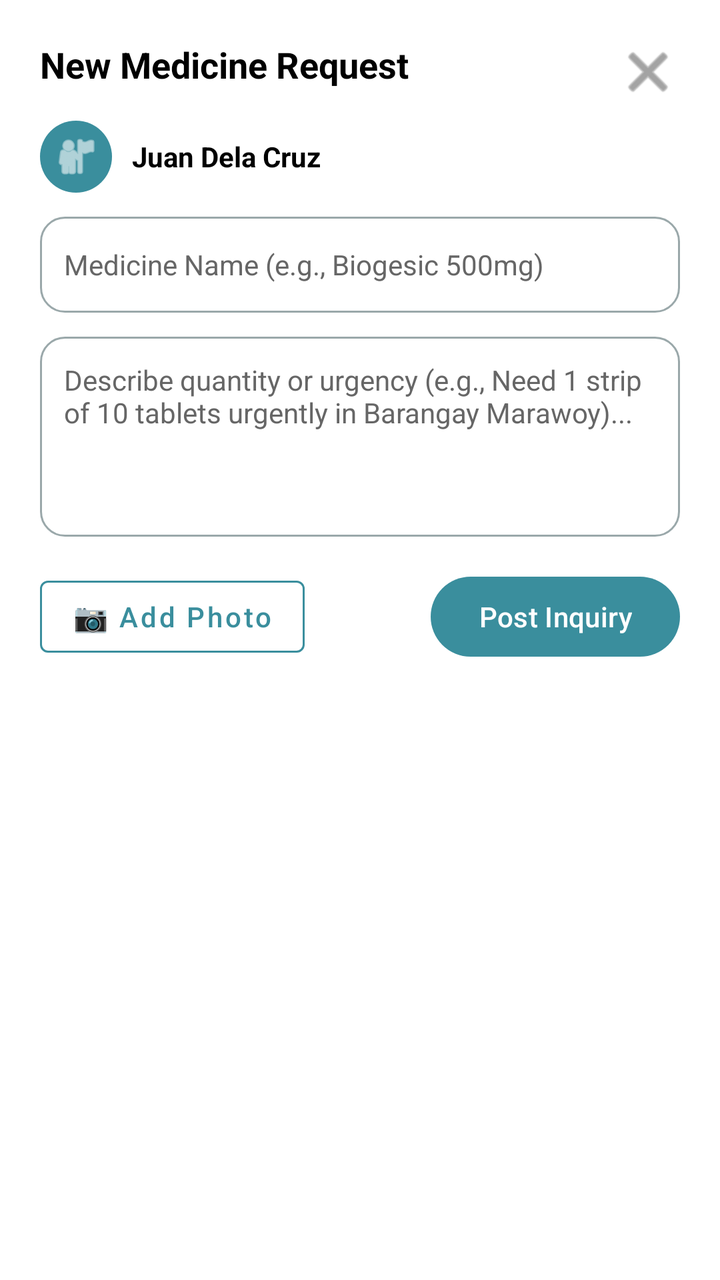
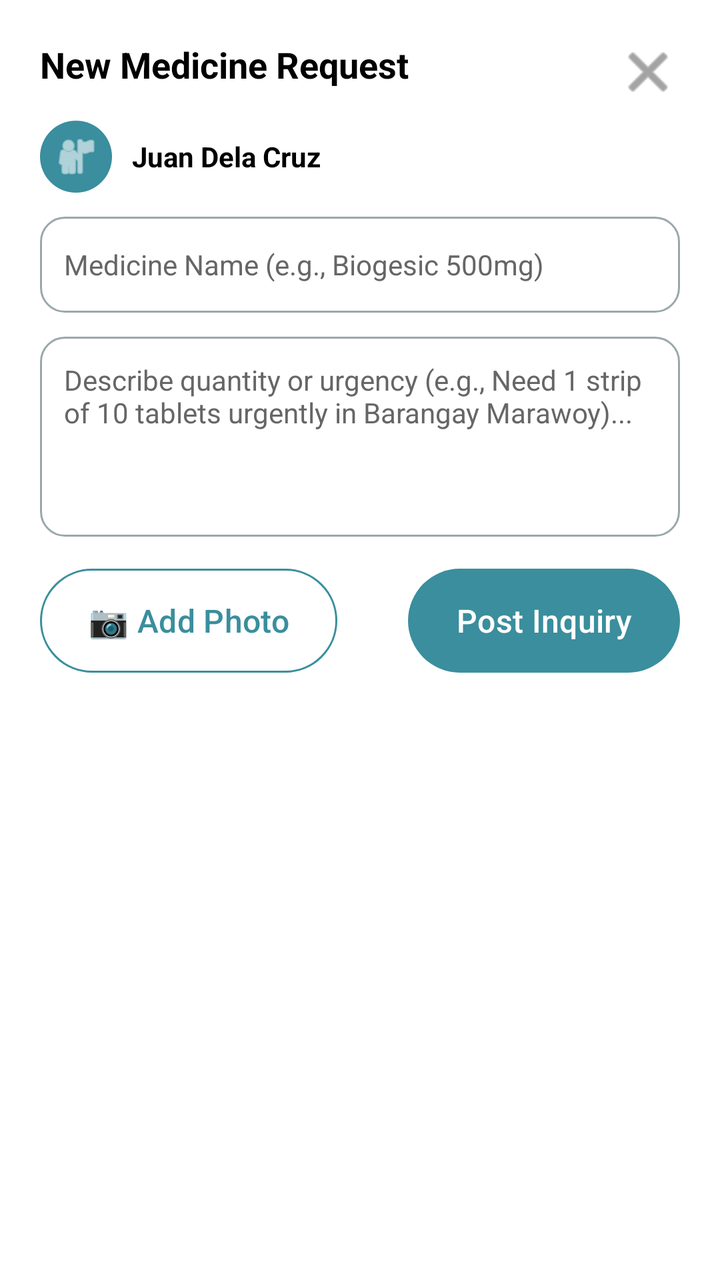

Before-and-after screenshots of an Android layout around one commit, followed by the original layout XML and the change that was made.
<!-- AndroidManifest.xml: application theme Theme.PharmaFind -->
<!-- res/layout/dialog_create_inquiry.xml -->
<?xml version="1.0" encoding="utf-8"?>
<androidx.constraintlayout.widget.ConstraintLayout xmlns:android="http://schemas.android.com/apk/res/android"
    xmlns:app="http://schemas.android.com/apk/res-auto"
    android:layout_width="match_parent"
    android:layout_height="wrap_content"
    android:background="@color/white"
    android:padding="20dp">

    
    <TextView
        android:id="@+id/tvComposerTitle"
        android:layout_width="wrap_content"
        android:layout_height="wrap_content"
        android:text="New Medicine Request"
        android:textColor="@color/black"
        android:textSize="18sp"
        android:textStyle="bold"
        app:layout_constraintStart_toStartOf="parent"
        app:layout_constraintTop_toTopOf="parent" />

    <ImageButton
        android:id="@+id/btnCloseDialog"
        android:layout_width="32dp"
        android:layout_height="32dp"
        android:background="?attr/selectableItemBackgroundBorderless"
        android:contentDescription="Close"
        android:src="@android:drawable/ic_menu_close_clear_cancel"
        app:tint="@color/text_gray"
        app:layout_constraintEnd_toEndOf="parent"
        app:layout_constraintTop_toTopOf="parent" />

    
    <LinearLayout
        android:id="@+id/userInfoRow"
        android:layout_width="match_parent"
        android:layout_height="wrap_content"
        android:layout_marginTop="16dp"
        android:gravity="center_vertical"
        android:orientation="horizontal"
        app:layout_constraintTop_toBottomOf="@id/tvComposerTitle">

        <ImageView
            android:layout_width="36dp"
            android:layout_height="36dp"
            android:background="@drawable/circle_background"
            android:backgroundTint="@color/primary_teal"
            android:padding="6dp"
            android:src="@android:drawable/ic_menu_myplaces"
            app:tint="@color/white" />

        <TextView
            android:id="@+id/tvAuthorName"
            android:layout_width="wrap_content"
            android:layout_height="wrap_content"
            android:layout_marginStart="10dp"
            android:text="Juan Dela Cruz"
            android:textColor="@color/black"
            android:textSize="14sp"
            android:textStyle="bold" />

    </LinearLayout>

    
    <EditText
        android:id="@+id/etMedicineName"
        android:layout_width="match_parent"
        android:layout_height="48dp"
        android:layout_marginTop="12dp"
        android:background="@drawable/edittext_background"
        android:hint="Medicine Name (e.g., Biogesic 500mg)"
        android:inputType="text"
        android:paddingHorizontal="12dp"
        android:textColor="@color/black"
        android:textColorHint="@color/text_gray"
        android:textSize="14sp"
        app:layout_constraintTop_toBottomOf="@id/userInfoRow" />

    
    <EditText
        android:id="@+id/etDescription"
        android:layout_width="match_parent"
        android:layout_height="100dp"
        android:layout_marginTop="12dp"
        android:background="@drawable/edittext_background"
        android:gravity="top|start"
        android:hint="Describe quantity or urgency (e.g., Need 1 strip of 10 tablets urgently in Barangay Marawoy)..."
        android:inputType="textMultiLine"
        android:padding="12dp"
        android:textColor="@color/black"
        android:textColorHint="@color/text_gray"
        android:textSize="14sp"
        app:layout_constraintTop_toBottomOf="@id/etMedicineName" />

    
    <FrameLayout
        android:id="@+id/photoPreviewContainer"
        android:layout_width="match_parent"
        android:layout_height="180dp"
        android:layout_marginTop="12dp"
        android:visibility="gone"
        app:layout_constraintTop_toBottomOf="@id/etDescription">

        <ImageView
            android:id="@+id/ivAttachedPhoto"
            android:layout_width="match_parent"
            android:layout_height="match_parent"
            android:scaleType="centerCrop" />

        <ImageButton
            android:id="@+id/btnRemovePhoto"
            android:layout_width="32dp"
            android:layout_height="32dp"
            android:layout_gravity="top|end"
            android:layout_margin="8dp"
            android:background="@drawable/circle_background"
            android:backgroundTint="#80000000"
            android:src="@android:drawable/ic_menu_close_clear_cancel"
            app:tint="@color/white" />

    </FrameLayout>

    
    <LinearLayout
        android:layout_width="match_parent"
        android:layout_height="wrap_content"
        android:layout_marginTop="16dp"
        android:gravity="center_vertical"
        android:orientation="horizontal"
        app:layout_constraintTop_toBottomOf="@id/photoPreviewContainer">

        <com.google.android.material.button.MaterialButton
            android:id="@+id/btnAddPhoto"
            style="@style/Widget.MaterialComponents.Button.OutlinedButton"
            android:layout_width="wrap_content"
            android:layout_height="48dp"
            android:text="📷 Add Photo"
            android:textAllCaps="false"
            android:textColor="@color/primary_teal"
            app:strokeColor="@color/primary_teal" />

        <View
            android:layout_width="0dp"
            android:layout_height="1dp"
            android:layout_weight="1" />

        <com.google.android.material.button.MaterialButton
            android:id="@+id/btnPostInquiry"
            android:layout_width="wrap_content"
            android:layout_height="48dp"
            android:text="Post Inquiry"
            android:textAllCaps="false"
            app:backgroundTint="@color/primary_teal"
            app:cornerRadius="24dp" />

    </LinearLayout>

</androidx.constraintlayout.widget.ConstraintLayout>
<!-- resources referenced by this layout -->
<resources>
  <color name="black">#FF000000</color>
  <color name="primary_teal">#3A8E9D</color>
  <color name="text_gray">#666666</color>
  <color name="white">#FFFFFFFF</color>
  <!-- drawable circle_background (drawable) -->
  <?xml version="1.0" encoding="utf-8"?>
  <shape xmlns:android="http://schemas.android.com/apk/res/android"
      android:shape="oval">
      <solid android:color="#A0D8D8" />
  </shape>
  <!-- drawable edittext_background (drawable) -->
  <?xml version="1.0" encoding="utf-8"?>
  <selector xmlns:android="http://schemas.android.com/apk/res/android">
      <item android:state_focused="true">
          <shape>
              <corners android:radius="12dp" />
              <stroke android:width="2dp" android:color="@color/primary_teal" />
              <solid android:color="@color/white" />
          </shape>
      </item>
      <item>
          <shape>
              <corners android:radius="12dp" />
              <stroke android:width="1dp" android:color="@color/field_border" />
              <solid android:color="@color/white" />
          </shape>
      </item>
  </selector>
  <color name="field_border">#9AA8AA</color>
  <style name="Base.Theme.PharmaFind" parent="Theme.Material3.Light.NoActionBar">
          <item name="android:forceDarkAllowed" tools:targetApi="q">false</item>
          
          
      </style>
  <color name="teal_container">#D6EEF1</color>
  <color name="primary_dark">#1F6371</color>
  <color name="on_surface">#1B1F21</color>
  <color name="surface_variant">#E3EBEC</color>
  <color name="on_surface_variant">#3F484A</color>
  <color name="outline">#6F797A</color>
  <color name="surface_container_low">#F4F8F8</color>
  <color name="surface_container">#EEF3F4</color>
  <color name="surface_container_high">#E8EEEF</color>
  <color name="surface_container_highest">#E2E9EA</color>
  <!-- unchanged entries left out for length: 1 -->
</resources>

<!-- the commit's change to res/layout/dialog_create_inquiry.xml (unified diff, before → after) -->
@@ -129,14 +129,10 @@
         app:layout_constraintTop_toBottomOf="@id/photoPreviewContainer">
 
         <com.google.android.material.button.MaterialButton
+            style="@style/Widget.PharmaFind.Button.Outlined"
             android:id="@+id/btnAddPhoto"
-            style="@style/Widget.MaterialComponents.Button.OutlinedButton"
             android:layout_width="wrap_content"
-            android:layout_height="48dp"
-            android:text="📷 Add Photo"
-            android:textAllCaps="false"
-            android:textColor="@color/primary_teal"
-            app:strokeColor="@color/primary_teal" />
+            android:text="📷 Add Photo" />
 
         <View
             android:layout_width="0dp"
@@ -144,13 +140,10 @@
             android:layout_weight="1" />
 
         <com.google.android.material.button.MaterialButton
+            style="@style/Widget.PharmaFind.Button"
             android:id="@+id/btnPostInquiry"
             android:layout_width="wrap_content"
-            android:layout_height="48dp"
-            android:text="Post Inquiry"
-            android:textAllCaps="false"
-            app:backgroundTint="@color/primary_teal"
-            app:cornerRadius="24dp" />
+            android:text="Post Inquiry" />
 
     </LinearLayout>
 
<!-- resource entries referenced after the edit -->
@@ -28,6 +28,26 @@
           </shape>
       </item>
   </selector>
+  <style name="Widget.PharmaFind.Button" parent="Widget.Material3.Button">
+          <item name="android:layout_height">52dp</item>
+          <item name="android:insetTop">0dp</item>
+          <item name="android:insetBottom">0dp</item>
+          <item name="cornerRadius">26dp</item>
+          <item name="backgroundTint">@color/primary_teal</item>
+          <item name="android:textColor">@color/white</item>
+          <item name="android:textSize">16sp</item>
+          <item name="android:textAllCaps">false</item>
+      </style>
+  <style name="Widget.PharmaFind.Button.Outlined" parent="Widget.Material3.Button.OutlinedButton">
+          <item name="android:layout_height">52dp</item>
+          <item name="android:insetTop">0dp</item>
+          <item name="android:insetBottom">0dp</item>
+          <item name="cornerRadius">26dp</item>
+          <item name="strokeColor">@color/primary_teal</item>
+          <item name="android:textColor">@color/primary_teal</item>
+          <item name="android:textSize">16sp</item>
+          <item name="android:textAllCaps">false</item>
+      </style>
   <color name="field_border">#9AA8AA</color>
   <style name="Base.Theme.PharmaFind" parent="Theme.Material3.Light.NoActionBar">
           <item name="android:forceDarkAllowed" tools:targetApi="q">false</item>
